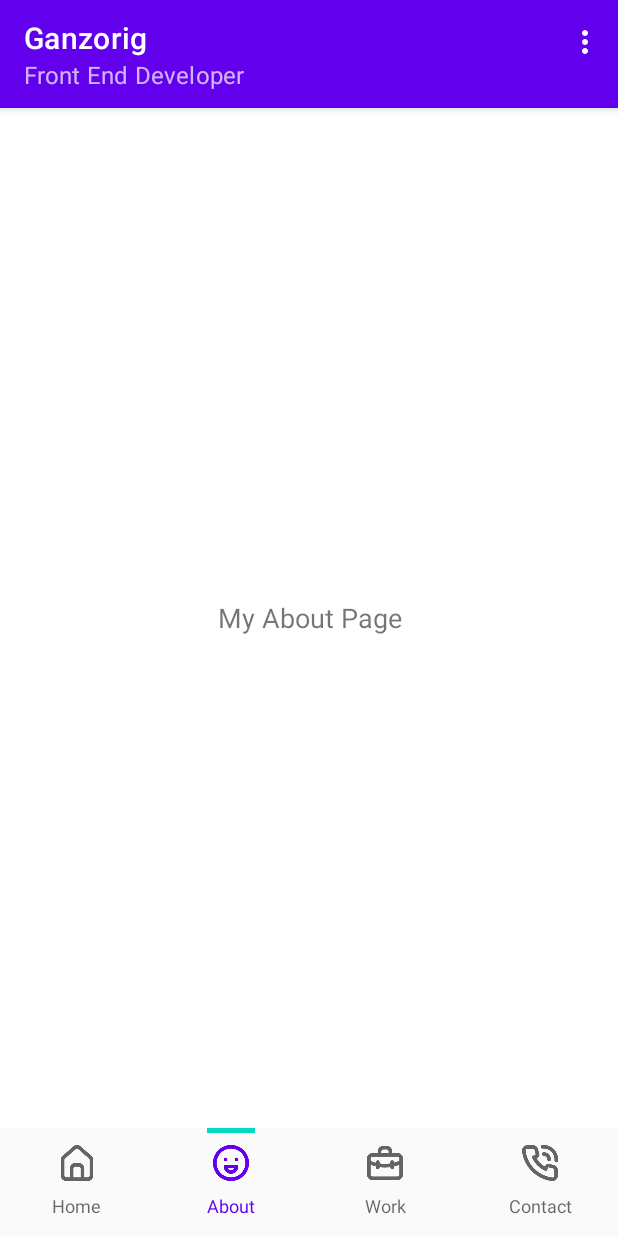
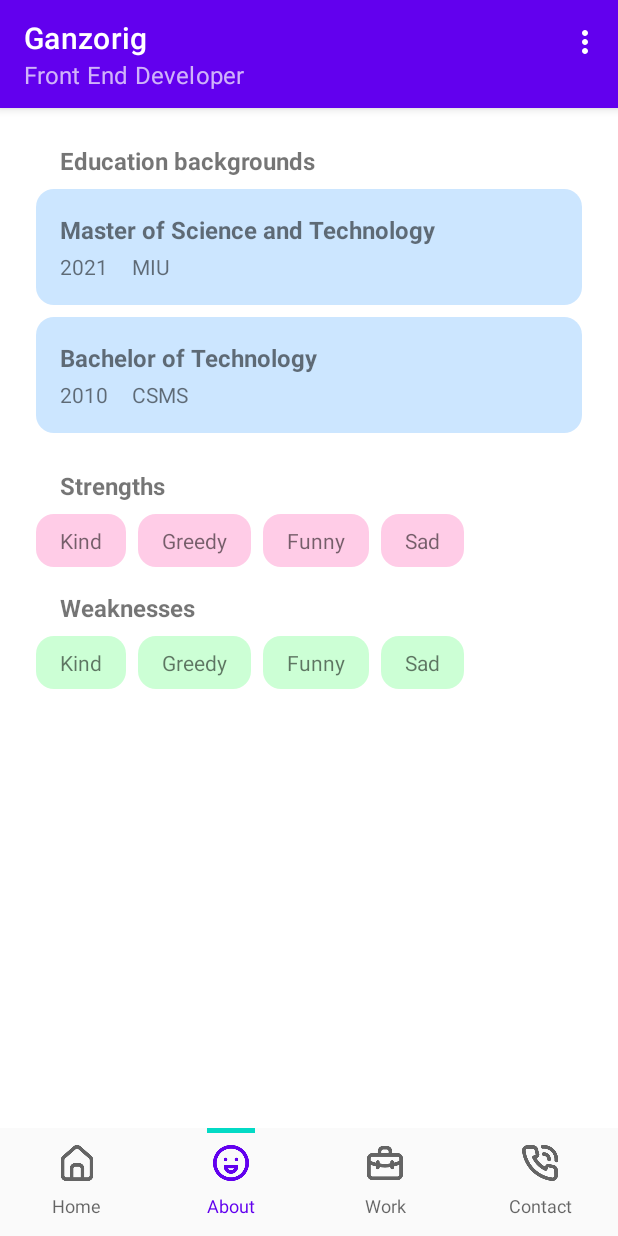
Before and after one commit to ganzorig/CVApp, an Android app: the screen it shows after launch (MainActivity), item 2 of the bottom bar chosen, on a phone screen of 412 x 824 dp. Run offline under Robolectric (Android 15) with nearby library versions, the phone set to English and light mode, and no system bars.

Commit message:
add about fragment content

```diff
--- /dev/null
+++ b/app/src/main/java/com/miu/curriculumvitae/common/Education.kt
@@ -0,0 +1,4 @@
+package com.miu.curriculumvitae.common
+
+class Education(var title: String, var year: Int, var school: String) {
+}
--- a/app/src/main/java/com/miu/curriculumvitae/fragments/AboutFragment.kt
+++ b/app/src/main/java/com/miu/curriculumvitae/fragments/AboutFragment.kt
@@ -5,18 +5,52 @@ import androidx.fragment.app.Fragment
 import android.view.LayoutInflater
 import android.view.View
 import android.view.ViewGroup
+import android.widget.LinearLayout
+import androidx.core.view.marginBottom
 import com.miu.curriculumvitae.R
+import com.miu.curriculumvitae.common.Education
+import kotlinx.android.synthetic.main.fragment_about.*
+import kotlinx.android.synthetic.main.item.view.*
+import kotlinx.android.synthetic.main.item_small.view.*
 
 
 class AboutFragment : Fragment() {
+    var ed1 = Education("Master of Science and Technology", 2021, "MIU")
+    var ed2 = Education("Bachelor of Technology", 2010, "CSMS")
+    val educations = arrayOf(ed1, ed2)
 
+    var weakneses = arrayOf("Kind", "Greedy", "Funny", "Sad")
+    var strengths = arrayOf("Kind", "Greedy", "Funny", "Sad")
     override fun onCreateView(
         inflater: LayoutInflater, container: ViewGroup?,
         savedInstanceState: Bundle?
     ): View? {
-        // Inflate the layout for this fragment
-        return inflater.inflate(R.layout.fragment_about, container, false)
+        val view = inflater.inflate(R.layout.fragment_about, container, false)
+        val eduParent = view.findViewById<LinearLayout>(R.id.educations)
+        val weakParent = view.findViewById<LinearLayout>(R.id.weaknesses)
+        val strParent = view.findViewById<LinearLayout>(R.id.strengths)
+
+        for (edu in educations) {
+            val item = inflater.inflate(R.layout.item, container, false)
+            item.title.text= edu.title
+            item.place.text= edu.school
+            item.year.text= edu.year.toString()
+            eduParent.addView(item)
+        }
+
+        for (weak in weakneses) {
+            val item = inflater.inflate(R.layout.item_small, container, false)
+            item.item_txtView.text = weak
+            item.item_txtView.setBackgroundResource(R.drawable.item_back_green)
+            weakParent.addView(item)
+        }
+
+        for (str in strengths) {
+            val item = inflater.inflate(R.layout.item_small, container, false)
+            item.item_txtView.text = str
+            strParent.addView(item)
+        }
+
+        return view
     }
-
-
 }
--- a/app/src/main/java/com/miu/curriculumvitae/fragments/HomeFragment.kt
+++ b/app/src/main/java/com/miu/curriculumvitae/fragments/HomeFragment.kt
@@ -25,6 +25,7 @@ class HomeFragment : Fragment() {
 
         val view = inflater.inflate(R.layout.fragment_home, container, false)
         person = arguments?.getSerializable(KEY) as Person
+
         view.name.text = "${person.firstName} ${person.lastName}"
         view.position.text = person.profession
         view.about.text = person.about
--- /dev/null
+++ b/app/src/main/res/drawable/item_back.xml
@@ -0,0 +1,6 @@
+<shape
+    xmlns:android="http://schemas.android.com/apk/res/android"
+    android:shape="rectangle">
+    <corners android:radius="12dp" />
+    <solid android:color="@color/light_gray" />
+</shape>
--- /dev/null
+++ b/app/src/main/res/drawable/item_back_blue.xml
@@ -0,0 +1,6 @@
+<shape
+    xmlns:android="http://schemas.android.com/apk/res/android"
+    android:shape="rectangle">
+    <corners android:radius="12dp" />
+    <solid android:color="@color/light_blue" />
+</shape>
--- /dev/null
+++ b/app/src/main/res/drawable/item_back_green.xml
@@ -0,0 +1,6 @@
+<shape
+    xmlns:android="http://schemas.android.com/apk/res/android"
+    android:shape="rectangle">
+    <corners android:radius="12dp" />
+    <solid android:color="@color/light_green" />
+</shape>
--- /dev/null
+++ b/app/src/main/res/drawable/item_back_pink.xml
@@ -0,0 +1,6 @@
+<shape
+    xmlns:android="http://schemas.android.com/apk/res/android"
+    android:shape="rectangle">
+    <corners android:radius="12dp" />
+    <solid android:color="@color/light_pink" />
+</shape>
--- a/app/src/main/res/layout/fragment_about.xml
+++ b/app/src/main/res/layout/fragment_about.xml
@@ -1,15 +1,71 @@
 <?xml version="1.0" encoding="utf-8"?>
-<FrameLayout xmlns:android="http://schemas.android.com/apk/res/android"
+<ScrollView xmlns:android="http://schemas.android.com/apk/res/android"
     xmlns:tools="http://schemas.android.com/tools"
     android:layout_width="match_parent"
     android:layout_height="match_parent"
     tools:context=".fragments.AboutFragment">
 
-    <TextView
+
+    <LinearLayout
         android:layout_width="match_parent"
-        android:layout_height="match_parent"
-        android:text="My About Page"
-        android:textSize="18sp"
-        android:gravity="center"/>
+        android:layout_height="wrap_content"
+        android:orientation="vertical"
+        android:paddingLeft="24dp"
+        android:paddingRight="24dp"
+        android:paddingBottom="24dp"
+        android:paddingTop="8dp">
 
-</FrameLayout>
+
+        <LinearLayout
+            android:layout_width="match_parent"
+            android:layout_height="wrap_content"
+            android:orientation="vertical"
+            android:id="@+id/educations">
+
+            <TextView
+                android:layout_width="match_parent"
+                android:layout_height="wrap_content"
+                style="@style/title"
+                android:text="@string/str_educations" />
+        </LinearLayout>
+
+        <LinearLayout
+            android:layout_width="match_parent"
+            android:layout_height="wrap_content"
+            android:orientation="vertical">
+
+            <TextView
+                android:layout_width="match_parent"
+                android:layout_height="wrap_content"
+                style="@style/title"
+                android:text="@string/str_strengths" />
+
+            <LinearLayout
+                android:layout_width="match_parent"
+                android:layout_height="wrap_content"
+                android:orientation="horizontal"
+                android:id="@+id/strengths">
+
+            </LinearLayout>
+        </LinearLayout>
+
+        <LinearLayout
+            android:layout_width="match_parent"
+            android:layout_height="wrap_content"
+            android:orientation="vertical">
+            <TextView
+                android:layout_width="match_parent"
+                android:layout_height="wrap_content"
+                style="@style/title"
+                android:text="@string/str_weaknesses" />
+
+            <LinearLayout
+                android:layout_width="match_parent"
+                android:layout_height="wrap_content"
+                android:orientation="horizontal"
+                android:id="@+id/weaknesses">
+
+            </LinearLayout>
+        </LinearLayout>
+    </LinearLayout>
+</ScrollView>
--- /dev/null
+++ b/app/src/main/res/layout/item.xml
@@ -0,0 +1,47 @@
+<?xml version="1.0" encoding="utf-8"?>
+
+<LinearLayout xmlns:android="http://schemas.android.com/apk/res/android"
+    android:orientation="vertical"
+    android:layout_width="match_parent"
+    android:layout_height="wrap_content">
+
+    <LinearLayout
+        android:layout_width="match_parent"
+        android:layout_height="match_parent"
+        android:orientation="vertical"
+        android:padding="16dp"
+        android:layout_marginBottom="8dp"
+        android:background="@drawable/item_back_blue">
+
+        <TextView
+            android:id="@+id/title"
+            android:layout_width="match_parent"
+            android:layout_height="wrap_content"
+            android:layout_marginBottom="4dp"
+            android:text="TextView"
+            android:textSize="16sp"
+            android:alpha="80"
+            android:textStyle="bold" />
+
+        <LinearLayout
+            android:layout_width="wrap_content"
+            android:layout_height="wrap_content"
+            android:orientation="horizontal">
+
+            <TextView
+                android:id="@+id/year"
+                android:layout_width="match_parent"
+                android:layout_height="wrap_content"
+                android:layout_marginRight="16dp"
+                android:alpha="80"
+                android:text="TextView" />
+
+            <TextView
+                android:id="@+id/place"
+                android:layout_width="match_parent"
+                android:layout_height="wrap_content"
+                android:alpha="80"
+                android:text="TextView" />
+        </LinearLayout>
+    </LinearLayout>
+</LinearLayout>
--- /dev/null
+++ b/app/src/main/res/layout/item_small.xml
@@ -0,0 +1,18 @@
+<?xml version="1.0" encoding="utf-8"?>
+<LinearLayout xmlns:android="http://schemas.android.com/apk/res/android"
+    android:layout_width="wrap_content"
+    android:layout_height="match_parent">
+
+    <TextView
+        android:id="@+id/item_txtView"
+        android:layout_width="wrap_content"
+        android:layout_height="match_parent"
+        android:background="@drawable/item_back_pink"
+        android:paddingTop="8dp"
+        android:paddingBottom="8dp"
+        android:paddingLeft="16dp"
+        android:layout_marginRight="8dp"
+        android:paddingRight="16dp">
+    </TextView>
+
+</LinearLayout>
--- a/app/src/main/res/values/colors.xml
+++ b/app/src/main/res/values/colors.xml
@@ -8,4 +8,8 @@
     <color name="black">#FF000000</color>
     <color name="white">#FFFFFFFF</color>
     <color name="light_gray">#FFFAFAFA</color>
+    <color name="light_blue">#FFcce6ff</color>
+    <color name="light_yellow">#FFfffecc</color>
+    <color name="light_green">#FFccffd5</color>
+    <color name="light_pink">#FFffcce7</color>
 </resources>
--- a/app/src/main/res/values/strings.xml
+++ b/app/src/main/res/values/strings.xml
@@ -10,4 +10,7 @@
     <string name="invalid_password">Password must be >5 characters</string>
     <string name="login_failed">"Login failed"</string>
     <string name="login_btn">Login</string>
+    <string name="str_educations">Education backgrounds</string>
+    <string name="str_weaknesses">Weaknesses</string>
+    <string name="str_strengths">Strengths</string>
 </resources>
--- /dev/null
+++ b/app/src/main/res/values/style.xml
@@ -0,0 +1,10 @@
+<?xml version="1.0" encoding="utf-8"?>
+<resources>
+    <style name="title" >
+        <item name="android:layout_marginLeft">16dp</item>
+        <item name="android:layout_marginBottom">8dp</item>
+        <item name="android:textStyle">bold</item>
+        <item name="android:textSize">16sp</item>
+        <item name="android:layout_marginTop">16dp</item>
+    </style>
+</resources>
```
Also changed, not shown: app/src/main/java/com/miu/curriculumvitae/common/Person.kt (+8 -1 lines).
